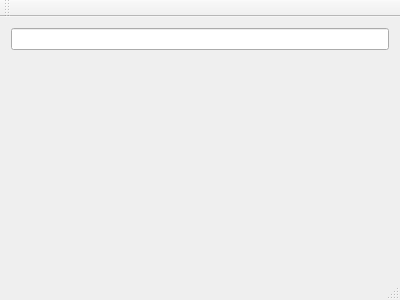
Above: RemindMeWidgets/mainwindow.ui from Skycoder42/Syrem before the change. Below: the same form after it.
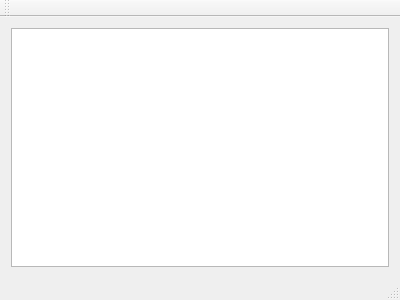
That is the form after the change.

Diff of the .ui file:
```diff
--- a/RemindMeWidgets/mainwindow.ui
+++ b/RemindMeWidgets/mainwindow.ui
@@ -13,23 +13,29 @@
   <widget class="QWidget" name="centralWidget">
    <layout class="QVBoxLayout" name="verticalLayout">
     <item>
-     <widget class="QLineEdit" name="lineEdit"/>
-    </item>
-    <item>
-     <widget class="QLabel" name="label"/>
-    </item>
-    <item>
-     <spacer name="verticalSpacer_2">
-      <property name="orientation">
-       <enum>Qt::Vertical</enum>
+     <widget class="QTreeView" name="treeView">
+      <property name="editTriggers">
+       <set>QAbstractItemView::NoEditTriggers</set>
       </property>
-      <property name="sizeHint" stdset="0">
-       <size>
-        <width>20</width>
-        <height>77</height>
-       </size>
+      <property name="tabKeyNavigation">
+       <bool>true</bool>
       </property>
-     </spacer>
+      <property name="alternatingRowColors">
+       <bool>true</bool>
+      </property>
+      <property name="rootIsDecorated">
+       <bool>false</bool>
+      </property>
+      <property name="itemsExpandable">
+       <bool>false</bool>
+      </property>
+      <property name="sortingEnabled">
+       <bool>true</bool>
+      </property>
+      <property name="expandsOnDoubleClick">
+       <bool>false</bool>
+      </property>
+     </widget>
     </item>
    </layout>
   </widget>
```
